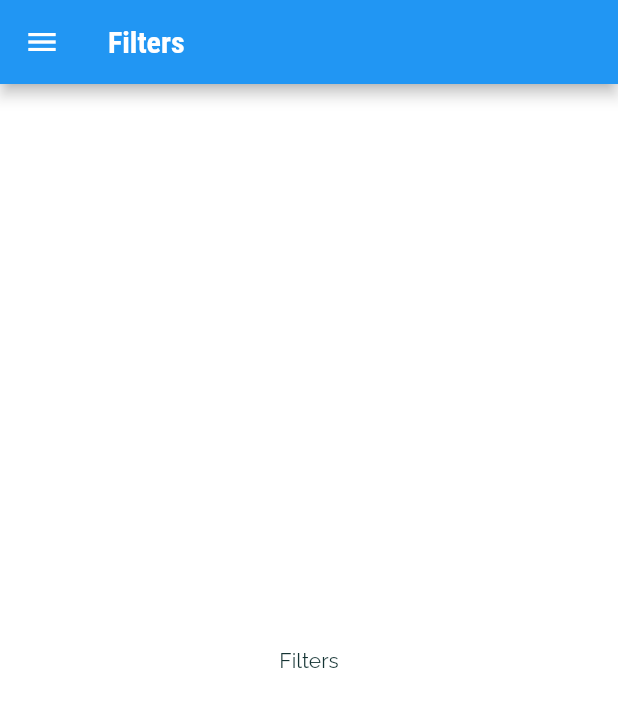
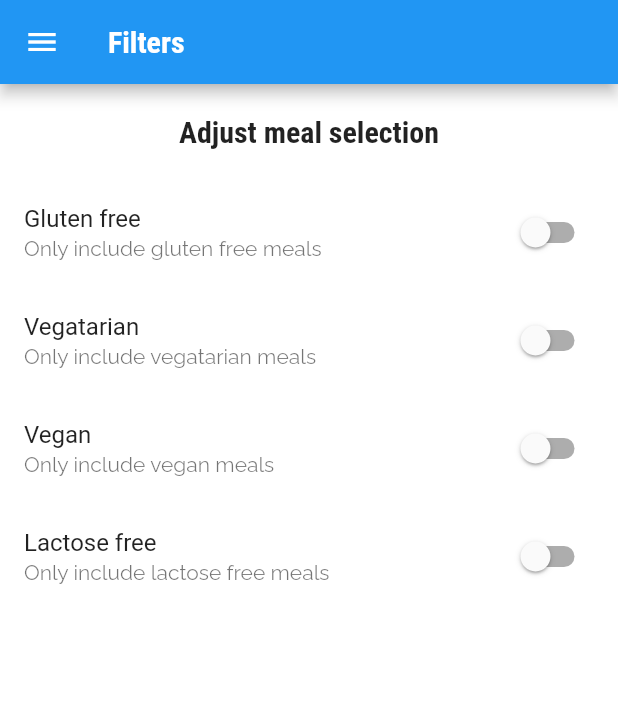
Before and after one commit to JayBee007/2021Q4, a Flutter app: the FilterScreen screen opened by its route, on a phone screen of 412 x 824 dp. Shown: the top 707 px of the screen. Run offline on Flutter 3.47's test engine with Material 2 defaults, Android fonts, the phone set to English and light mode, and no system bars.

Commit message:
feat (flutter-meal-app): add filter item

```diff
--- a/flutter_meal_app/lib/screens/filter_screen.dart
+++ b/flutter_meal_app/lib/screens/filter_screen.dart
@@ -2,10 +2,46 @@ import 'package:flutter/material.dart';
 
 import '../components/main_drawer.dart';
 
-class FilterScreen extends StatelessWidget {
+class FilterItem extends StatelessWidget {
+  final Function handleChange;
+  final String title;
+  final String subtitle;
+  final bool value;
+
+  const FilterItem(
+      {Key? key,
+      required this.handleChange,
+      required this.title,
+      required this.subtitle,
+      required this.value})
+      : super(key: key);
+
+  @override
+  Widget build(BuildContext context) {
+    return SwitchListTile(
+      onChanged: (changedValue) {
+        handleChange(changedValue);
+      },
+      title: Text(title),
+      value: value,
+      subtitle: Text(subtitle),
+    );
+  }
+}
+
+class FilterScreen extends StatefulWidget {
   static const routeName = '/filter';
   const FilterScreen({Key? key}) : super(key: key);
 
+  @override
+  State<FilterScreen> createState() => _FilterScreenState();
+}
+
+class _FilterScreenState extends State<FilterScreen> {
+  bool _glutenFree = false;
+  bool _vegetarian = false;
+  bool _vegan = false;
+  bool _lactoseFree = false;
   @override
   Widget build(BuildContext context) {
     return Scaffold(
@@ -13,6 +49,58 @@ class FilterScreen extends StatelessWidget {
           title: const Text('Filters'),
         ),
         drawer: const MainDrawer(),
-        body: const Center(child: Text('Filters')));
+        body: Column(
+          children: [
+            Container(
+              padding: const EdgeInsets.all(20),
+              child: Text('Adjust meal selection',
+                  style: Theme.of(context).textTheme.headline6),
+            ),
+            Expanded(
+              child: ListView(children: [
+                FilterItem(
+                  handleChange: (val) {
+                    setState(() {
+                      _glutenFree = val;
+                    });
+                  },
+                  title: 'Gluten free',
+                  value: _glutenFree,
+                  subtitle: 'Only include gluten free meals',
+                ),
+                FilterItem(
+                  handleChange: (val) {
+                    setState(() {
+                      _vegetarian = val;
+                    });
+                  },
+                  title: 'Vegatarian',
+                  value: _vegetarian,
+                  subtitle: 'Only include vegatarian meals',
+                ),
+                FilterItem(
+                  handleChange: (val) {
+                    setState(() {
+                      _vegan = val;
+                    });
+                  },
+                  title: 'Vegan',
+                  value: _vegan,
+                  subtitle: 'Only include vegan meals',
+                ),
+                FilterItem(
+                  handleChange: (val) {
+                    setState(() {
+                      _lactoseFree = val;
+                    });
+                  },
+                  title: 'Lactose free',
+                  value: _lactoseFree,
+                  subtitle: 'Only include lactose free meals',
+                )
+              ]),
+            )
+          ],
+        ));
   }
 }
```
